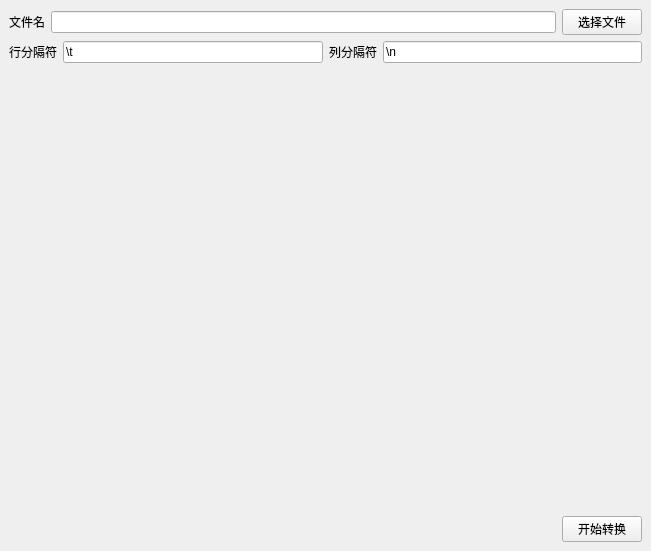
First picture: the form in clinet/ui/zhuazhi.ui, repository wangminglian/SQL_HELPER, before the edit.
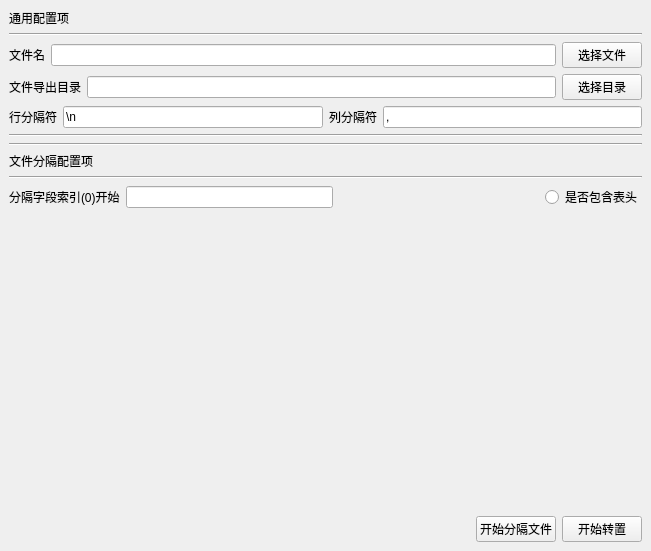
Second picture: the form after the edit.

Diff of the .ui file:
```diff
--- a/clinet/ui/zhuazhi.ui
+++ b/clinet/ui/zhuazhi.ui
@@ -17,6 +17,20 @@
    <layout class="QVBoxLayout" name="verticalLayout_2">
     <item>
      <layout class="QVBoxLayout" name="verticalLayout">
+      <item>
+       <widget class="QLabel" name="label_5">
+        <property name="text">
+         <string>通用配置项</string>
+        </property>
+       </widget>
+      </item>
+      <item>
+       <widget class="Line" name="line">
+        <property name="orientation">
+         <enum>Qt::Horizontal</enum>
+        </property>
+       </widget>
+      </item>
       <item>
        <layout class="QHBoxLayout" name="horizontalLayout">
         <item>
@@ -38,6 +52,27 @@
         </item>
        </layout>
       </item>
+      <item>
+       <layout class="QHBoxLayout" name="horizontalLayout_6">
+        <item>
+         <widget class="QLabel" name="label_7">
+          <property name="text">
+           <string>文件导出目录</string>
+          </property>
+         </widget>
+        </item>
+        <item>
+         <widget class="QLineEdit" name="li_daochu"/>
+        </item>
+        <item>
+         <widget class="QPushButton" name="pb_daochu">
+          <property name="text">
+           <string>选择目录</string>
+          </property>
+         </widget>
+        </item>
+       </layout>
+      </item>
       <item>
        <layout class="QHBoxLayout" name="horizontalLayout_2">
         <item>
@@ -50,7 +85,7 @@
         <item>
          <widget class="QLineEdit" name="li_hfg">
           <property name="text">
-           <string>\t</string>
+           <string>\n</string>
           </property>
          </widget>
         </item>
@@ -64,7 +99,7 @@
         <item>
          <widget class="QLineEdit" name="li_lfg">
           <property name="text">
-           <string>\n</string>
+           <string>,</string>
           </property>
          </widget>
         </item>
@@ -72,6 +107,72 @@
       </item>
      </layout>
     </item>
+    <item>
+     <widget class="Line" name="line_3">
+      <property name="orientation">
+       <enum>Qt::Horizontal</enum>
+      </property>
+     </widget>
+    </item>
+    <item>
+     <widget class="Line" name="line_4">
+      <property name="orientation">
+       <enum>Qt::Horizontal</enum>
+      </property>
+     </widget>
+    </item>
+    <item>
+     <layout class="QHBoxLayout" name="horizontalLayout_4">
+      <item>
+       <widget class="QLabel" name="label_4">
+        <property name="text">
+         <string>文件分隔配置项</string>
+        </property>
+       </widget>
+      </item>
+     </layout>
+    </item>
+    <item>
+     <widget class="Line" name="line_2">
+      <property name="orientation">
+       <enum>Qt::Horizontal</enum>
+      </property>
+     </widget>
+    </item>
+    <item>
+     <layout class="QHBoxLayout" name="horizontalLayout_5">
+      <item>
+       <widget class="QLabel" name="label_6">
+        <property name="text">
+         <string>分隔字段索引(0)开始</string>
+        </property>
+       </widget>
+      </item>
+      <item>
+       <widget class="QLineEdit" name="li_index"/>
+      </item>
+      <item>
+       <spacer name="horizontalSpacer_2">
+        <property name="orientation">
+         <enum>Qt::Horizontal</enum>
+        </property>
+        <property name="sizeHint" stdset="0">
+         <size>
+          <width>40</width>
+          <height>20</height>
+         </size>
+        </property>
+       </spacer>
+      </item>
+      <item>
+       <widget class="QRadioButton" name="ra_head">
+        <property name="text">
+         <string>是否包含表头</string>
+        </property>
+       </widget>
+      </item>
+     </layout>
+    </item>
     <item>
      <spacer name="verticalSpacer">
       <property name="orientation">
@@ -100,10 +201,17 @@
         </property>
        </spacer>
       </item>
+      <item>
+       <widget class="QPushButton" name="pb_split">
+        <property name="text">
+         <string>开始分隔文件</string>
+        </property>
+       </widget>
+      </item>
       <item>
        <widget class="QPushButton" name="bt_kszh">
         <property name="text">
-         <string>开始转换</string>
+         <string>开始转置</string>
         </property>
        </widget>
       </item>
```
